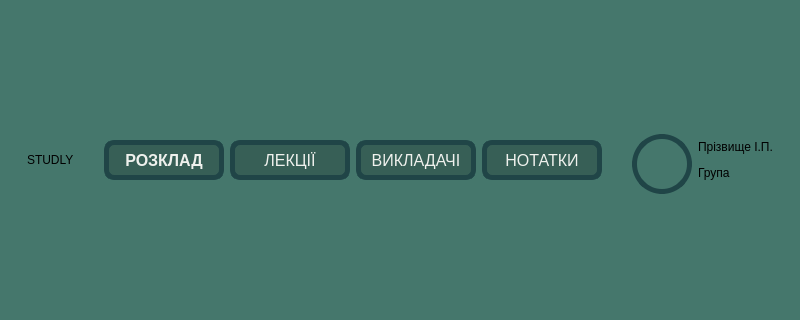
Before: the Qt Designer form studly/mainwindowstudent.ui in MykytaKa/MVP_Studly_Product, drawn with Qt 5; both pictures show x 0 to 800 and y 119 to 439 of the 800 by 600 pixel window.
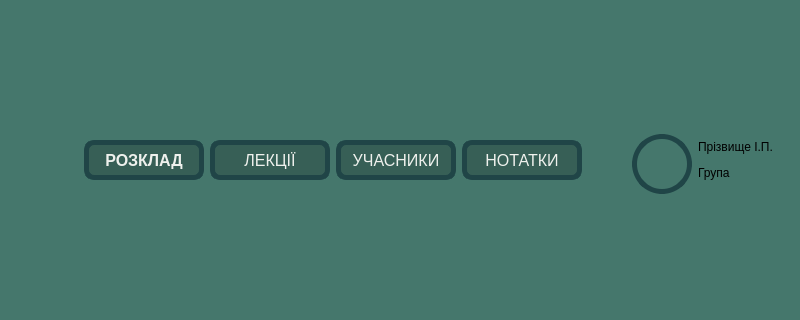
After: the same form once the commit is applied. Icons and pictures are not drawn.

Diff of the .ui file:
```diff
--- a/studly/mainwindowstudent.ui
+++ b/studly/mainwindowstudent.ui
@@ -10,6 +10,12 @@
     <height>600</height>
    </rect>
   </property>
+  <property name="minimumSize">
+   <size>
+    <width>800</width>
+    <height>600</height>
+   </size>
+  </property>
   <property name="windowTitle">
    <string>Student</string>
   </property>
@@ -48,7 +54,7 @@
           <item>
            <widget class="QLabel" name="logoLabel">
             <property name="text">
-             <string>STUDLY</string>
+             <string/>
             </property>
            </widget>
           </item>
@@ -193,7 +199,7 @@
 color: rgb(239, 241, 237);</string>
             </property>
             <property name="text">
-             <string>ВИКЛАДАЧІ</string>
+             <string>УЧАСНИКИ</string>
             </property>
            </widget>
           </item>
```
Left out of the diff: 8 changed lines with no effect on the pictures.
